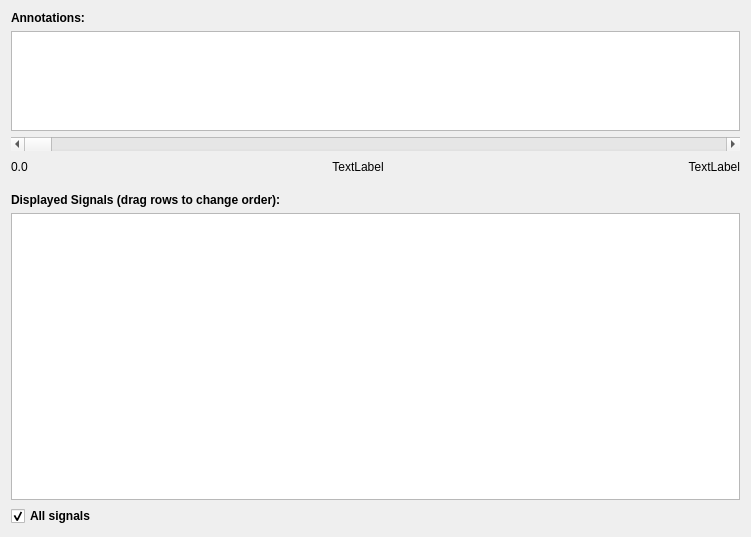
The window that chart/ui/controller.ui (BioSignalML/biosignalml-browser) describes before a commit, drawn with Qt 5.
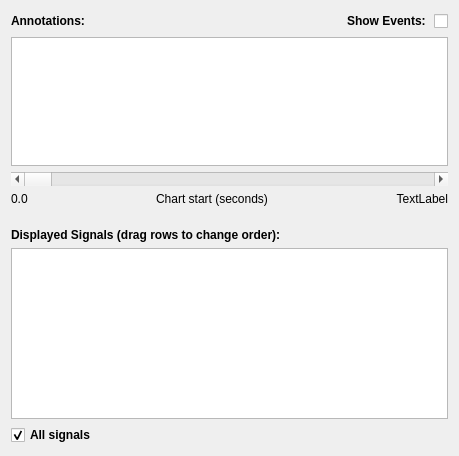
The same window after the commit. Custom widgets are drawn as their Qt base class.

Commit message: WIP -- replace 'description' by table of annotations and events. (And 'rec_posn' is now created at runtime).

Patch:
```diff
--- a/chart/ui/controller.ui
+++ b/chart/ui/controller.ui
@@ -6,8 +6,8 @@
    <rect>
     <x>0</x>
     <y>0</y>
-    <width>751</width>
-    <height>537</height>
+    <width>459</width>
+    <height>456</height>
    </rect>
   </property>
   <property name="windowTitle">
@@ -15,6 +15,8 @@
   </property>
   <layout class="QVBoxLayout" name="verticalLayout">
    <item>
+    <layout class="QHBoxLayout" name="horizontalLayout_2">
+     <item>
     <widget class="QLabel" name="label">
      <property name="font">
       <font>
@@ -28,19 +30,47 @@
     </widget>
    </item>
    <item>
-    <widget class="QTextBrowser" name="description">
+      <spacer name="horizontalSpacer_3">
+       <property name="orientation">
+        <enum>Qt::Horizontal</enum>
+       </property>
+       <property name="sizeHint" stdset="0">
+        <size>
+         <width>40</width>
+         <height>20</height>
+        </size>
+       </property>
+      </spacer>
+     </item>
+     <item>
+      <widget class="QCheckBox" name="events">
+       <property name="font">
+        <font>
+         <weight>75</weight>
+         <bold>true</bold>
+        </font>
+       </property>
+       <property name="layoutDirection">
+        <enum>Qt::RightToLeft</enum>
+       </property>
+       <property name="text">
+        <string>Show Events: </string>
+       </property>
+       <property name="tristate">
+        <bool>false</bool>
+       </property>
+      </widget>
+     </item>
+    </layout>
+   </item>
+   <item>
+    <widget class="AnnotationView" name="annotations">
      <property name="sizePolicy">
-      <sizepolicy hsizetype="Expanding" vsizetype="Fixed">
+      <sizepolicy hsizetype="Expanding" vsizetype="Expanding">
        <horstretch>0</horstretch>
-       <verstretch>1</verstretch>
+       <verstretch>3</verstretch>
       </sizepolicy>
      </property>
-     <property name="maximumSize">
-      <size>
-       <width>16777215</width>
-       <height>100</height>
-      </size>
-     </property>
     </widget>
    </item>
    <item>
@@ -72,6 +102,9 @@
        <property name="text">
         <string>0.0</string>
        </property>
+       <property name="alignment">
+        <set>Qt::AlignLeading|Qt::AlignLeft|Qt::AlignTop</set>
+       </property>
       </widget>
      </item>
      <item>
@@ -90,10 +123,10 @@
      <item>
       <widget class="QLabel" name="rec_posn">
        <property name="text">
-        <string>TextLabel</string>
+        <string>Chart start (seconds)</string>
        </property>
        <property name="alignment">
-        <set>Qt::AlignCenter</set>
+        <set>Qt::AlignHCenter|Qt::AlignTop</set>
        </property>
       </widget>
      </item>
@@ -122,7 +155,7 @@
         <string>TextLabel</string>
        </property>
        <property name="alignment">
-        <set>Qt::AlignRight|Qt::AlignTrailing|Qt::AlignVCenter</set>
+        <set>Qt::AlignRight|Qt::AlignTop|Qt::AlignTrailing</set>
        </property>
       </widget>
      </item>
@@ -175,7 +208,7 @@
       <bool>false</bool>
      </property>
      <attribute name="horizontalHeaderDefaultSectionSize">
-      <number>150</number>
+      <number>80</number>
      </attribute>
      <attribute name="horizontalHeaderMinimumSectionSize">
       <number>25</number>
@@ -212,6 +245,11 @@
    <extends>QTableView</extends>
    <header>signaltable.h</header>
   </customwidget>
+  <customwidget>
+   <class>AnnotationView</class>
+   <extends>QTableView</extends>
+   <header>annotationview.h</header>
+  </customwidget>
  </customwidgets>
  <resources/>
  <connections/>
```
Left out of the diff: 2 changed lines with no effect on the pictures. Lines whose indentation alone changed are shown as unchanged.
